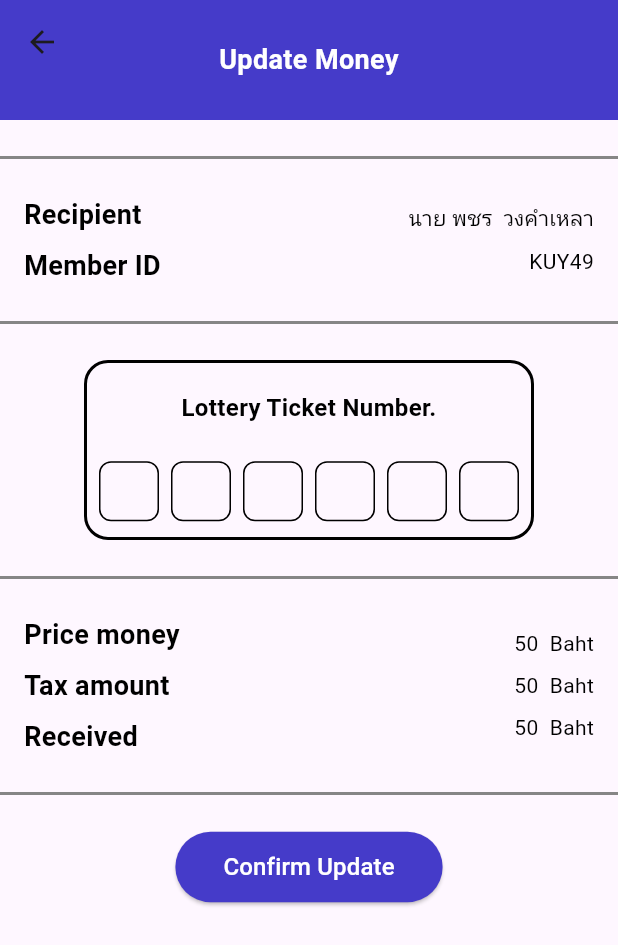
After one commit to akarapon007/LottoApp, a Flutter app: the UpdateMoneyPage screen opened directly, on a phone screen of 412 x 824 dp. The commit adds this screen. Shown: the top 945 px of the screen. Run offline on Flutter 3.47's test engine with Material 3 defaults, Android fonts, the phone set to English and light mode, and no system bars.

Commit message:
Updatemoney

```diff
--- a/lib/main.dart
+++ b/lib/main.dart
@@ -1,5 +1,6 @@
 import 'package:flutter/material.dart';
 import 'package:lotto_app/pages/first.dart';
+import 'package:lotto_app/pages/updatemoney.dart';
 
 void main() {
   runApp(const MyApp());
--- /dev/null
+++ b/lib/pages/updatemoney.dart
@@ -0,0 +1,256 @@
+import 'package:flutter/material.dart';
+
+class UpdateMoneyPage extends StatefulWidget {
+  @override
+  _UpdateMoneyPageState createState() => _UpdateMoneyPageState();
+}
+
+class _UpdateMoneyPageState extends State<UpdateMoneyPage> {
+  @override
+  Widget build(BuildContext context) {
+    return Scaffold(
+      appBar: PreferredSize(
+        preferredSize: Size.fromHeight(80.0), // Set the height of the AppBar
+        child: AppBar(
+          backgroundColor: const Color(0xFF453BC9),
+          flexibleSpace: Center(
+            child: Column(
+              mainAxisAlignment: MainAxisAlignment.center,
+              children: [
+                const Text(
+                  'Update Money',
+                  style: TextStyle(
+                    fontSize: 18,
+                    color: Colors.white,
+                    fontWeight: FontWeight.bold,
+                  ),
+                  textAlign: TextAlign.center,
+                ),
+              ],
+            ),
+          ),
+        ),
+      ),
+      body: Column(
+        children: [
+          Divider(
+            color: Color.fromARGB(255, 134, 134, 134), // Color of the first line
+            thickness: 2, // Thickness of the first line
+            height: 50, // Space below the first line
+          ),
+          Row(
+            mainAxisAlignment: MainAxisAlignment.spaceBetween,
+            children: [
+              Container(
+                padding: const EdgeInsets.symmetric(horizontal: 16.0),
+                width: 150, // Set a fixed width to align with the right side
+                child: Column(
+                  crossAxisAlignment: CrossAxisAlignment.start,
+                  children: [
+                    const Text(
+                      'Recipient',
+                      style: TextStyle(
+                        fontSize: 18,
+                        color: Colors.black,
+                        fontWeight: FontWeight.bold,
+                      ),
+                    ),
+                    const SizedBox(height: 8), // Space between text lines
+                    const Text(
+                      'Member ID',
+                      style: TextStyle(
+                        fontSize: 18,
+                        color: Colors.black,
+                        fontWeight: FontWeight.bold,
+                      ),
+                    ),
+                  ],
+                ),
+              ),
+              Container(
+                alignment: Alignment.centerRight, // Align text to the right
+                padding: const EdgeInsets.symmetric(horizontal: 16.0), // Add horizontal padding
+                child: Column(
+                  crossAxisAlignment: CrossAxisAlignment.end,
+                  children: [
+                    const Text(
+                      'นาย พชร  วงคำเหลา',
+                      style: TextStyle(
+                        fontSize: 14,
+                        color: Colors.black,
+                      ),
+                    ),
+                    const SizedBox(height: 8), // Space between text lines
+                    const Text(
+                      'KUY49',
+                      style: TextStyle(
+                        fontSize: 14,
+                        color: Colors.black,
+                      ),
+                    ),
+                  ],
+                ),
+              ),
+            ],
+          ),
+          Divider(
+            color: Color.fromARGB(255, 134, 134, 134), // Color of the second line
+            thickness: 2, // Thickness of the second line
+            height: 50, // Space above the second line
+          ),
+          Container(
+            width: 300, // Width of the square
+            height: 120, // Increased height to accommodate rows of squares
+            decoration: BoxDecoration(
+              border: Border.all(
+                color: Colors.black, // Border color
+                width: 2, // Border width
+              ),
+              borderRadius: BorderRadius.circular(16.0), // Border radius
+            ),
+            child: Column(
+              mainAxisAlignment: MainAxisAlignment.center,
+              children: [
+                Padding(
+                  padding: const EdgeInsets.symmetric(vertical: 8.0), // Add vertical padding to keep text from touching the border
+                  child: Text(
+                    'Lottery Ticket Number.',
+                    style: TextStyle(
+                      fontSize: 16, // Font size of the text
+                      color: Colors.black, // Color of the text
+                      fontWeight: FontWeight.bold,
+                    ),
+                    textAlign: TextAlign.center, // Center the text horizontally
+                  ),
+                ),
+                SizedBox(height: 16), // Space between the text and squares
+                Center(
+                  child: Row(
+                    mainAxisAlignment: MainAxisAlignment.center,
+                    children: List.generate(6, (index) {
+                      return Container(
+                        width: 40, // Width of each small square
+                        height: 40, // Height of each small square
+                        margin: const EdgeInsets.symmetric(horizontal: 4.0), // Space between squares
+                        decoration: BoxDecoration(
+                          border: Border.all(
+                            color: Colors.black, // Border color
+                            width: 1, // Border width
+                          ),
+                          borderRadius: BorderRadius.circular(8.0), // Border radius
+                        ),
+                      );
+                    }),
+                  ),
+                ),
+              ],
+            ),
+          ),
+          Divider(
+            color: Color.fromARGB(255, 134, 134, 134), // Color of the third line
+            thickness: 2, // Thickness of the third line
+            height: 50, // Space below the third line
+          ),
+          Row(
+            mainAxisAlignment: MainAxisAlignment.spaceBetween,
+            children: [
+              Container(
+                padding: const EdgeInsets.symmetric(horizontal: 16.0),
+                width: 150, // Set a fixed width to align with the right side
+                child: Column(
+                  crossAxisAlignment: CrossAxisAlignment.start,
+                  children: [
+                    const Text(
+                      'Price money',
+                      style: TextStyle(
+                        fontSize: 18,
+                        color: Colors.black,
+                        fontWeight: FontWeight.bold,
+                      ),
+                    ),
+                    const SizedBox(height: 8), // Space between text lines
+                    const Text(
+                      'Tax amount',
+                      style: TextStyle(
+                        fontSize: 18,
+                        color: Colors.black,
+                        fontWeight: FontWeight.bold,
+                      ),
+                    ),
+                    const SizedBox(height: 8), // Space between text lines
+                    const Text(
+                      'Received',
+                      style: TextStyle(
+                        fontSize: 18,
+                        color: Colors.black,
+                        fontWeight: FontWeight.bold,
+                      ),
+                    ),
+                  ],
+                ),
+              ),
+              Container(
+                alignment: Alignment.centerRight, // Align text to the right
+                padding: const EdgeInsets.symmetric(horizontal: 16.0), // Add horizontal padding
+                child: Column(
+                  crossAxisAlignment: CrossAxisAlignment.end,
+                  children: [
+                    const Text(
+                      '50  Baht',
+                      style: TextStyle(
+                        fontSize: 14,
+                        color: Colors.black,
+                      ),
+                    ),
+                    const SizedBox(height: 8), // Space between text lines
+                    const Text(
+                      '50  Baht',
+                      style: TextStyle(
+                        fontSize: 14,
+                        color: Colors.black,
+                      ),
+                    ),
+                    const SizedBox(height: 8), // Space between text lines
+                    const Text(
+                      '50  Baht',
+                      style: TextStyle(
+                        fontSize: 14,
+                        color: Colors.black,
+                      ),
+                    ),
+                  ],
+                ),
+              ),
+            ],
+          ),
+          Divider(
+            color: Color.fromARGB(255, 134, 134, 134), // Color of the fourth line
+            thickness: 2, // Thickness of the fourth line
+            height: 50, // Space below the fourth line
+          ),
+          Padding(
+            padding: const EdgeInsets.all(0), // Add padding around the button
+            child: Center(
+              child: ElevatedButton(
+                onPressed: () {
+                  // Handle the button press
+                },
+                style: ElevatedButton.styleFrom(
+                  backgroundColor: Color(0xFF453BC9), // Background color of the button
+                  padding: EdgeInsets.symmetric(horizontal: 32.0, vertical: 12.0), // Padding inside the button
+                ),
+                child: const Text(
+                  'Confirm Update',
+                  style: TextStyle(
+                    fontSize: 16, // Font size of the button text
+                    color: Colors.white, // Color of the button text
+                  ),
+                ),
+              ),
+            ),
+          ),
+        ],
+      ),
+    );
+  }
+}
```
